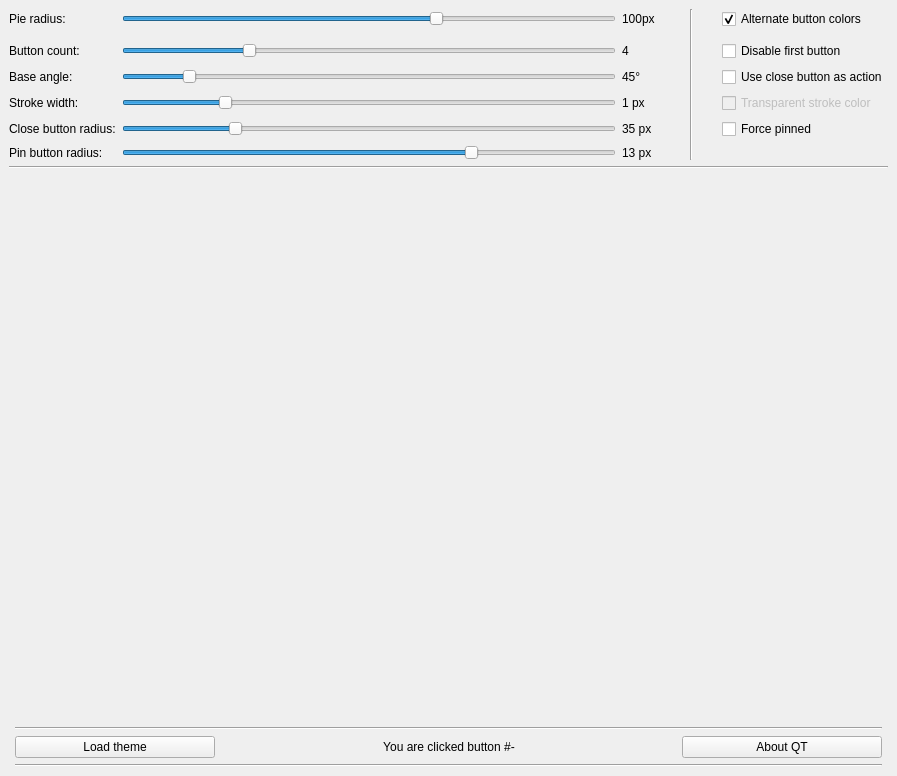
Old version of the form MainWindow.ui in the repository AceOfSnakes/piemenu-qt.
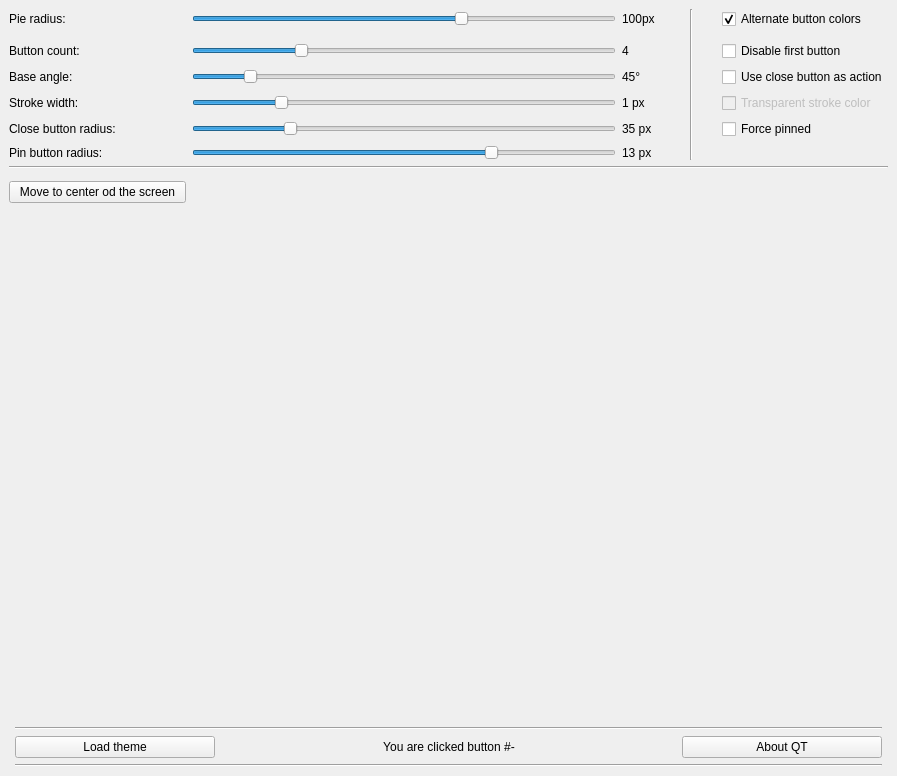
New version of the form. Icons and pictures are not drawn.

The edit to the form file:
```diff
--- a/MainWindow.ui
+++ b/MainWindow.ui
@@ -301,6 +301,19 @@
       </property>
      </widget>
     </item>
+    <item row="17" column="0">
+     <spacer name="verticalSpacer_2">
+      <property name="orientation">
+       <enum>Qt::Vertical</enum>
+      </property>
+      <property name="sizeHint" stdset="0">
+       <size>
+        <width>20</width>
+        <height>40</height>
+       </size>
+      </property>
+     </spacer>
+    </item>
     <item row="2" column="6">
      <widget class="QCheckBox" name="disable_button_checkbox">
       <property name="text">
@@ -460,7 +473,20 @@
       </property>
      </widget>
     </item>
-    <item row="16" column="1">
+    <item row="16" column="0">
+     <widget class="QPushButton" name="centerButton">
+      <property name="sizePolicy">
+       <sizepolicy hsizetype="Preferred" vsizetype="Fixed">
+        <horstretch>0</horstretch>
+        <verstretch>0</verstretch>
+       </sizepolicy>
+      </property>
+      <property name="text">
+       <string>  Move to center od the screen  </string>
+      </property>
+     </widget>
+    </item>
+    <item row="16" column="2" rowspan="2">
      <spacer name="verticalSpacer">
       <property name="orientation">
        <enum>Qt::Vertical</enum>
@@ -468,7 +494,7 @@
       <property name="sizeHint" stdset="0">
        <size>
         <width>20</width>
-        <height>0</height>
+        <height>40</height>
        </size>
       </property>
      </spacer>
```
Left out of the diff: 2 changed lines with no effect on the pictures.
